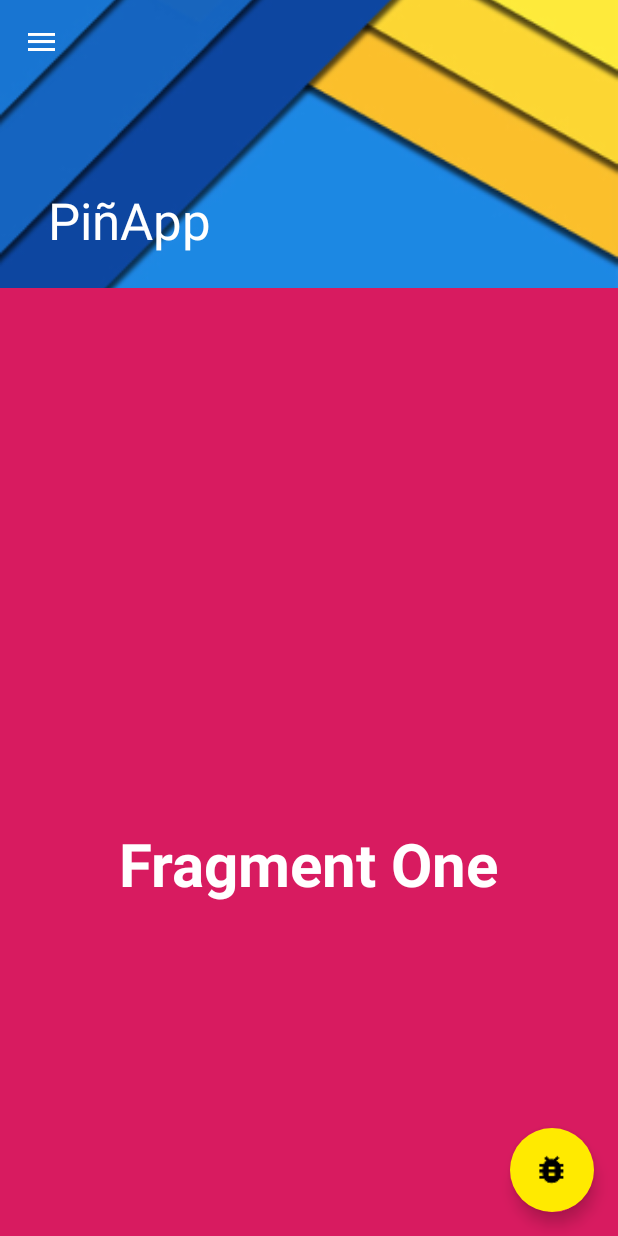
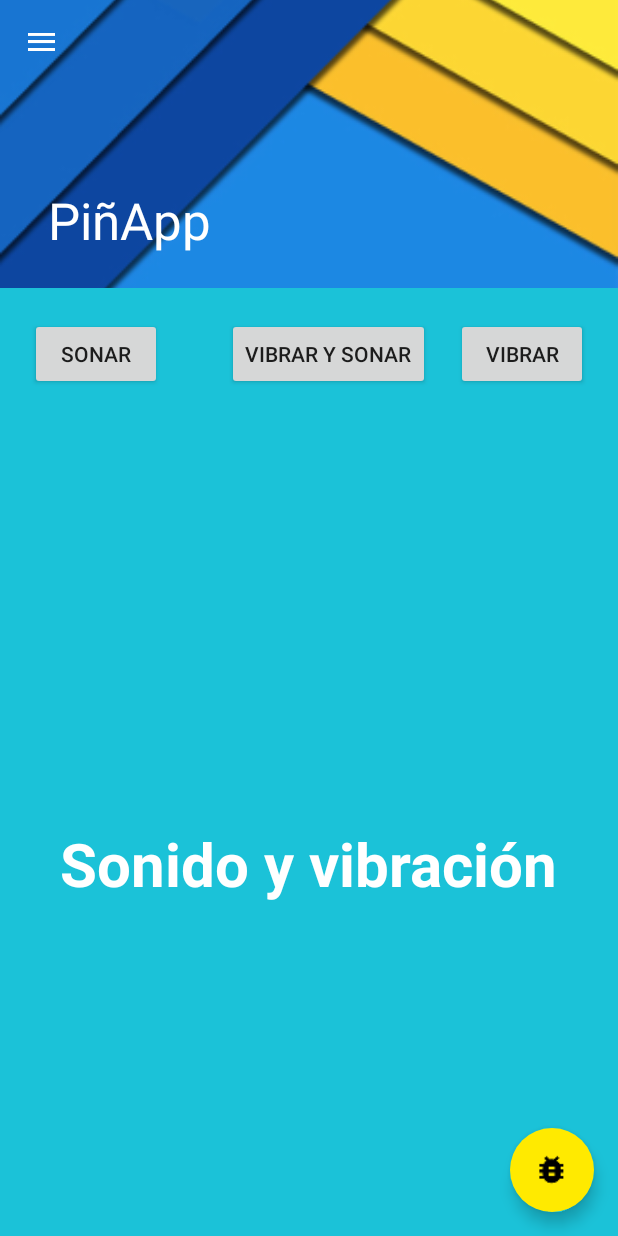
Before and after one commit to carlospinia/PineAPPle, an Android app: the fragment FragmentOne placed in its activity, on a phone screen of 412 x 824 dp. Run offline under Robolectric (Android 15) with nearby library versions, the phone set to English and light mode, and no system bars.

Commit message:
en desarrollo la funcionalidad vibrar y sonar en el fragment_one

```diff
--- a/app/src/main/AndroidManifest.xml
+++ b/app/src/main/AndroidManifest.xml
@@ -3,6 +3,7 @@
     package="com.example.myfirstapp">
 
     <uses-permission android:name="android.permission.ACCESS_FINE_LOCATION" />
+    <uses-permission android:name="android.permission.VIBRATE"/>
 
     <application
         android:allowBackup="true"
--- a/app/src/main/java/com/example/myfirstapp/FragmentOne.java
+++ b/app/src/main/java/com/example/myfirstapp/FragmentOne.java
@@ -1,12 +1,15 @@
 package com.example.myfirstapp;
 
 import android.content.Context;
-import android.net.Uri;
+import android.media.MediaPlayer;
 import android.os.Bundle;
+import android.os.Vibrator;
 import android.support.v4.app.Fragment;
 import android.view.LayoutInflater;
+import android.view.MotionEvent;
 import android.view.View;
 import android.view.ViewGroup;
+import android.widget.Button;
 
 public class FragmentOne extends Fragment {
 
@@ -23,6 +26,46 @@ public class FragmentOne extends Fragment {
     public View onCreateView(LayoutInflater inflater, ViewGroup container,
                              Bundle savedInstanceState) {
         // Inflate the layout for this fragment
+        View v = inflater.inflate(R.layout.fragment_one, container, false);
+
+        Button bVibrate = (Button) v.findViewById(R.id.btn_vibrar);
+        Button bVibrate_sound = (Button) v.findViewById(R.id.btn_sonar_vibrar);
+        Button bSound = (Button) v.findViewById(R.id.btn_sonar);
+
+        final Vibrator vibrator = (Vibrator) getActivity().getSystemService(Context.VIBRATOR_SERVICE);
+        final MediaPlayer mp = MediaPlayer.create(getActivity(), R.raw.game_over);
+
+        bVibrate.setOnTouchListener(new View.OnTouchListener() {
+            @Override
+            public boolean onTouch(View view, MotionEvent motionEvent) {
+                if(motionEvent.getAction() == MotionEvent.ACTION_UP){
+                    vibrator.vibrate(800);
+                }
+                return false;
+            }
+        });
+
+        bVibrate_sound.setOnTouchListener(new View.OnTouchListener() {
+            @Override
+            public boolean onTouch(View view, MotionEvent motionEvent) {
+                if(motionEvent.getAction() == MotionEvent.ACTION_UP){
+                    vibrator.vibrate(800);
+                    mp.start();
+                }
+                return false;
+            }
+        });
+
+        bSound.setOnTouchListener(new View.OnTouchListener() {
+            @Override
+            public boolean onTouch(View view, MotionEvent motionEvent) {
+                if(motionEvent.getAction() == MotionEvent.ACTION_UP){
+                    mp.start();
+                }
+                return false;
+            }
+        });
+
         return inflater.inflate(R.layout.fragment_one, container, false);
     }
 
--- a/app/src/main/res/layout/fragment_one.xml
+++ b/app/src/main/res/layout/fragment_one.xml
@@ -1,17 +1,45 @@
 <?xml version="1.0" encoding="utf-8"?>
 <RelativeLayout xmlns:android="http://schemas.android.com/apk/res/android"
     android:layout_width="match_parent"
-    android:background="#D81B60"
+    android:background="#1bc2d8"
     android:layout_height="match_parent">
 
     <!-- A RecyclerView with some commonly used attributes -->
     <TextView
         android:layout_width="wrap_content"
         android:layout_height="wrap_content"
-        android:text="Fragment One"
+        android:text="Sonido y vibración"
         android:textSize="40dp"
         android:textStyle="bold"
         android:textColor="#fff"
         android:layout_centerInParent="true"/>
 
+    <Button
+        android:id="@+id/btn_sonar"
+        android:layout_width="wrap_content"
+        android:layout_height="wrap_content"
+        android:layout_alignParentTop="true"
+        android:layout_alignParentLeft="true"
+        android:layout_margin="20dp"
+        android:text="Sonar"/>
+
+    <Button
+        android:id="@+id/btn_sonar_vibrar"
+        android:layout_width="wrap_content"
+        android:layout_height="wrap_content"
+        android:layout_alignParentTop="true"
+        android:layout_alignParentRight="true"
+        android:layout_marginRight="125dp"
+        android:layout_marginTop="20dp"
+        android:text="Vibrar y sonar"/>
+
+    <Button
+        android:id="@+id/btn_vibrar"
+        android:layout_width="wrap_content"
+        android:layout_height="wrap_content"
+        android:layout_alignParentTop="true"
+        android:layout_alignParentRight="true"
+        android:layout_margin="20dp"
+        android:text="vibrar"/>
+
 </RelativeLayout>
```
Also changed, not shown: 1 other file.
